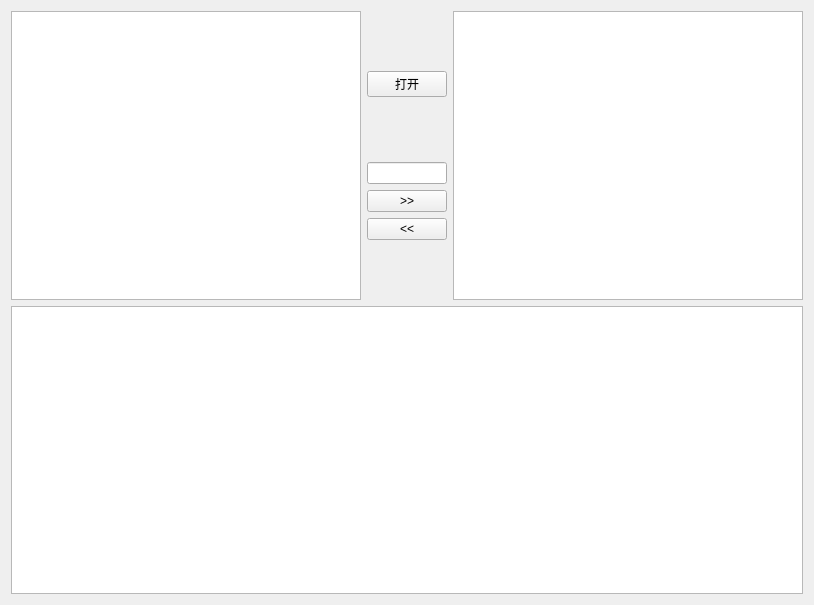
Before: the Qt Designer form frame.ui in ant-sir/xmlgen, drawn with Qt 5.
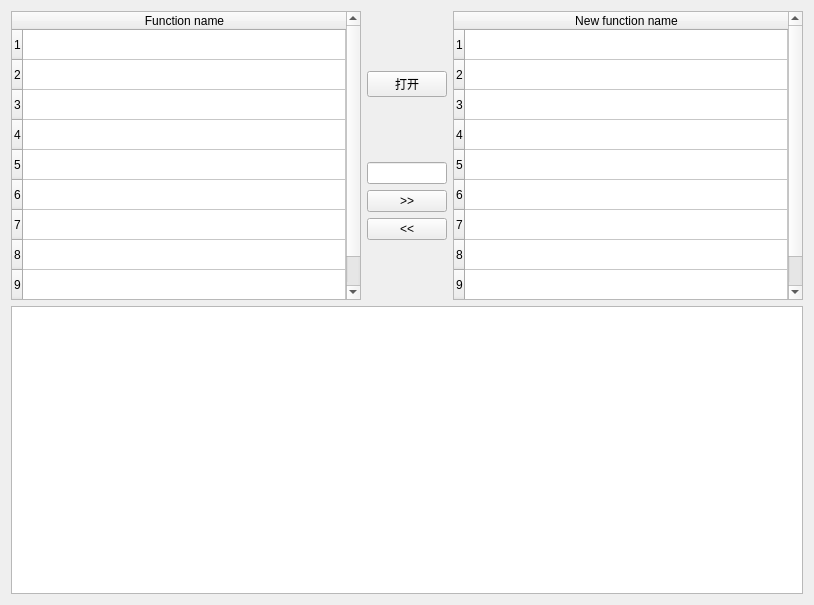
After: the same form once the commit is applied.

What changed in the file:
```diff
--- a/frame.ui
+++ b/frame.ui
@@ -17,7 +17,34 @@
    <item>
     <layout class="QHBoxLayout" name="horizontalLayout">
      <item>
-      <widget class="QTableWidget" name="tableWidgetSource"/>
+      <widget class="QTableWidget" name="tableWidgetSource">
+       <property name="rowCount">
+        <number>9</number>
+       </property>
+       <property name="columnCount">
+        <number>1</number>
+       </property>
+       <attribute name="horizontalHeaderStretchLastSection">
+        <bool>true</bool>
+       </attribute>
+       <attribute name="verticalHeaderStretchLastSection">
+        <bool>false</bool>
+       </attribute>
+       <row/>
+       <row/>
+       <row/>
+       <row/>
+       <row/>
+       <row/>
+       <row/>
+       <row/>
+       <row/>
+       <column>
+        <property name="text">
+         <string>Function name</string>
+        </property>
+       </column>
+      </widget>
      </item>
      <item>
       <layout class="QVBoxLayout" name="verticalLayout">
@@ -118,7 +145,31 @@
       </layout>
      </item>
      <item>
-      <widget class="QTableWidget" name="tableWidgetDest"/>
+      <widget class="QTableWidget" name="tableWidgetDest">
+       <property name="rowCount">
+        <number>9</number>
+       </property>
+       <property name="columnCount">
+        <number>1</number>
+       </property>
+       <attribute name="horizontalHeaderStretchLastSection">
+        <bool>true</bool>
+       </attribute>
+       <row/>
+       <row/>
+       <row/>
+       <row/>
+       <row/>
+       <row/>
+       <row/>
+       <row/>
+       <row/>
+       <column>
+        <property name="text">
+         <string>New function name</string>
+        </property>
+       </column>
+      </widget>
      </item>
     </layout>
    </item>
```
Left out of the diff: 2 changed lines with no effect on the pictures.
